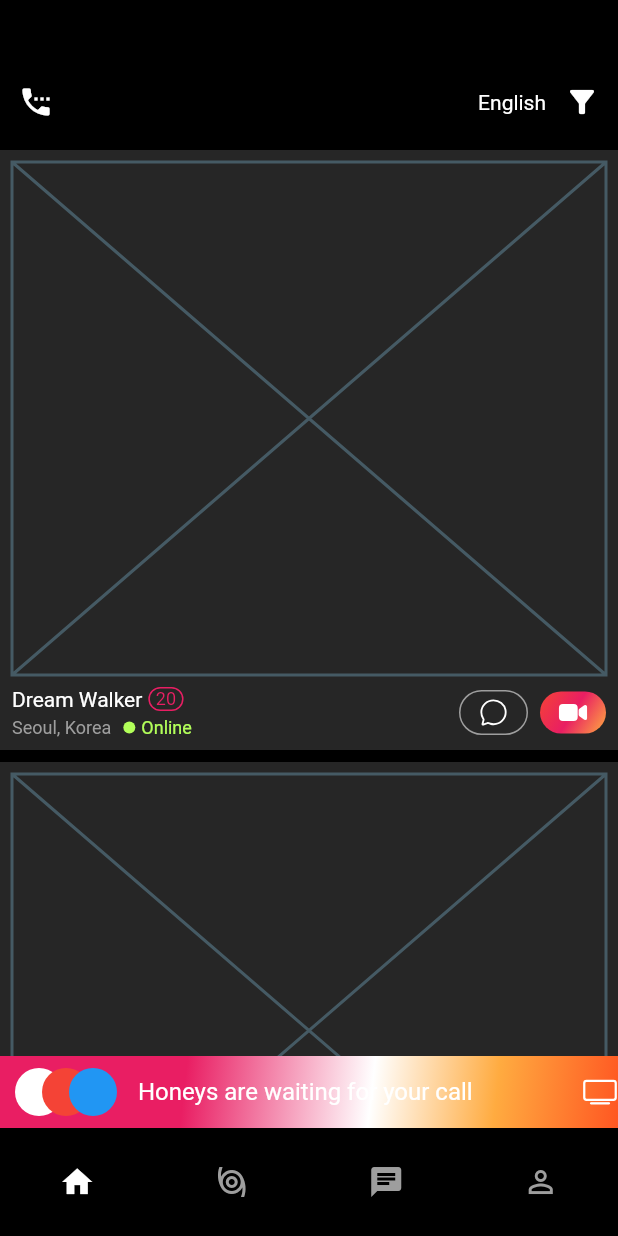
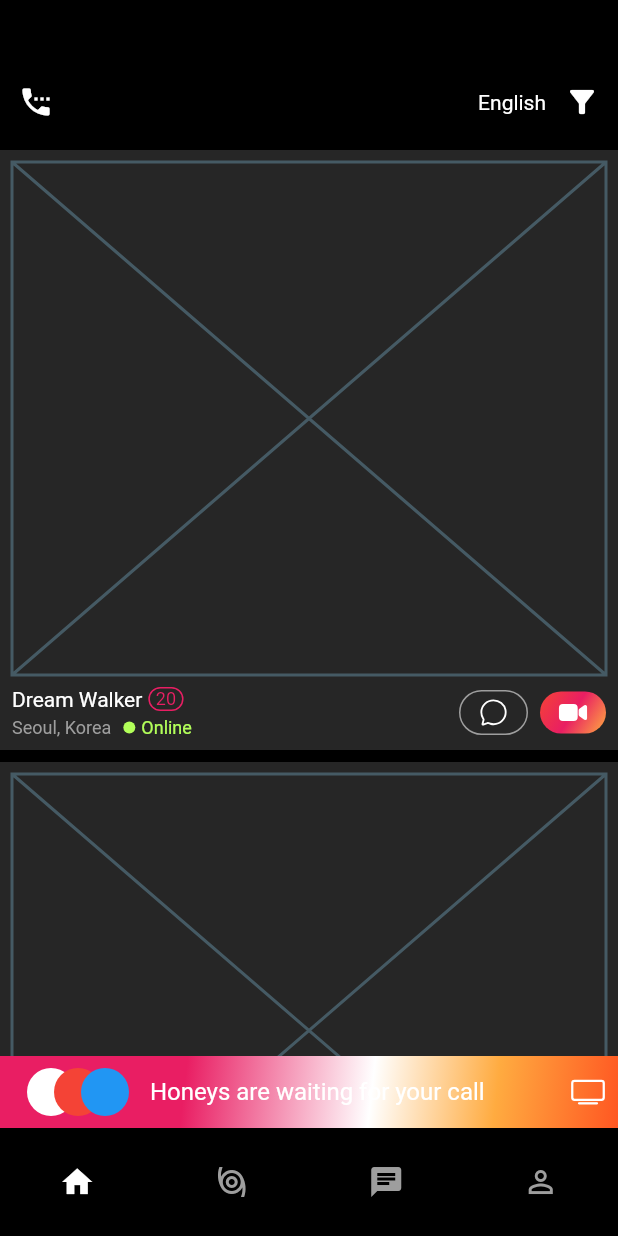
Before and after one commit to JAICHANGPARK/flutter_notebook_18th_story, a Flutter app: the screen it shows after launch, on a phone screen of 412 x 824 dp. Run offline on Flutter 3.47's test engine with Material 2 defaults, Android fonts, the phone set to English and light mode, and no system bars; our stand-ins replace cached_network_image, flutter_riverpod, go_router, ionicons.

Commit message:
Update dating_app_main_page.dart

```diff
--- a/lib/ep1057_dating_app/src/ui/dating_app_main_page.dart
+++ b/lib/ep1057_dating_app/src/ui/dating_app_main_page.dart
@@ -171,9 +171,10 @@ class DatingAppMainPage extends ConsumerWidget {
           ),
           Container(
             height: 48,
+            padding: const EdgeInsets.symmetric(horizontal: 8),
             decoration: const BoxDecoration(
               color: Colors.deepOrange,
-              gradient: const LinearGradient(
+              gradient: LinearGradient(
                 begin: Alignment.topLeft,
                 end: Alignment.bottomRight,
                 stops: [0.3, 0.6, 0.8, 1.0],
@@ -231,13 +232,13 @@ class DatingAppMainPage extends ConsumerWidget {
                     ],
                   ),
                 ),
-                SizedBox(width: 8,),
+                const SizedBox(width: 8,),
                 const Text(
                   "Honeys are waiting for your call",
-                  style: const TextStyle(color: Colors.white, fontSize: 16),
+                  style: TextStyle(color: Colors.white, fontSize: 16),
                 ),
                 const Spacer(),
-                Icon(
+                const Icon(
                   Ionicons.tv_outline,
                   color: Colors.white,
                 )
```
